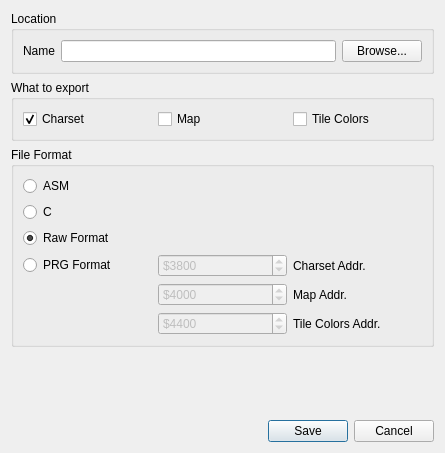
The window that src/exportdialog.ui (ricardoquesada/vchar64) describes before a commit, drawn with Qt 5.
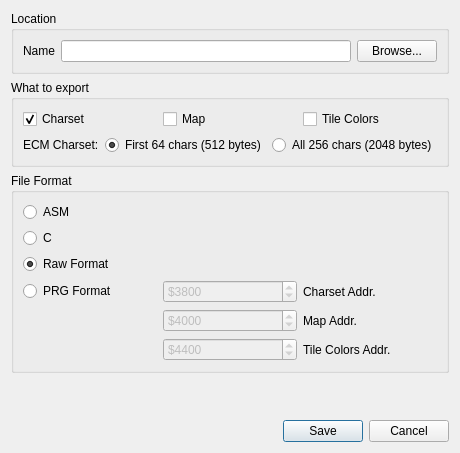
The same window after the commit.

```diff
--- a/src/exportdialog.ui
+++ b/src/exportdialog.ui
@@ -48,6 +48,8 @@
      <property name="title">
       <string>What to export</string>
      </property>
+     <layout class="QVBoxLayout" name="verticalLayout_whatToExport">
+      <item>
      <layout class="QHBoxLayout" name="horizontalLayout_3">
       <item>
        <widget class="QCheckBox" name="checkBox_charset">
@@ -74,6 +76,50 @@
        </widget>
       </item>
      </layout>
+      </item>
+      <item>
+       <widget class="QWidget" name="widget_ecmCharsetSize" native="true">
+        <layout class="QHBoxLayout" name="horizontalLayout_ecmCharsetSize">
+         <property name="leftMargin">
+          <number>0</number>
+         </property>
+         <property name="topMargin">
+          <number>0</number>
+         </property>
+         <property name="rightMargin">
+          <number>0</number>
+         </property>
+         <property name="bottomMargin">
+          <number>0</number>
+         </property>
+         <item>
+          <widget class="QLabel" name="label_ecmCharsetSize">
+           <property name="text">
+            <string>ECM Charset:</string>
+           </property>
+          </widget>
+         </item>
+         <item>
+          <widget class="QRadioButton" name="radioButton_ecm64Chars">
+           <property name="text">
+            <string>First 64 chars (512 bytes)</string>
+           </property>
+           <property name="checked">
+            <bool>true</bool>
+           </property>
+          </widget>
+         </item>
+         <item>
+          <widget class="QRadioButton" name="radioButton_ecm256Chars">
+           <property name="text">
+            <string>All 256 chars (2048 bytes)</string>
+           </property>
+          </widget>
+         </item>
+        </layout>
+       </widget>
+      </item>
+     </layout>
     </widget>
    </item>
    <item>
```
Left out of the diff: 2 changed lines with no effect on the pictures. Lines whose indentation alone changed are shown as unchanged.
